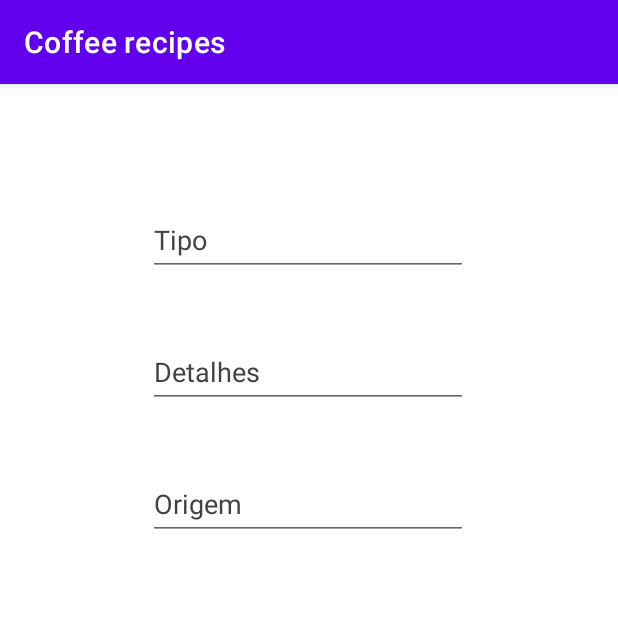
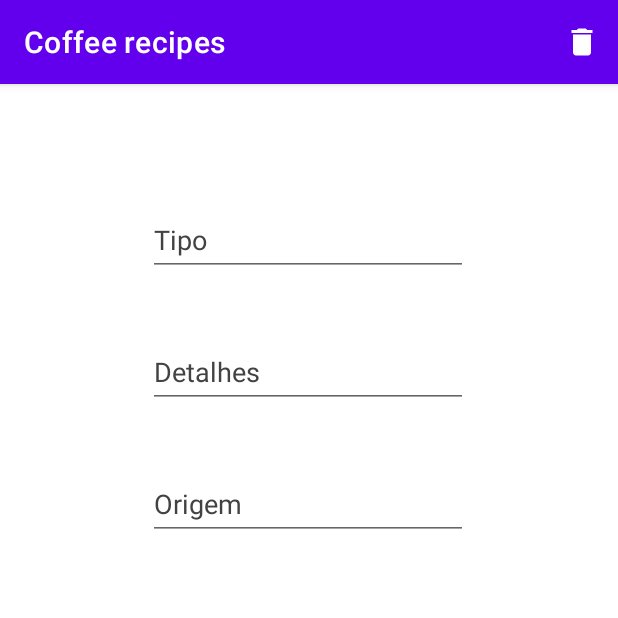
Before and after one commit to Enuch/Coffee_recipes, an Android app: the fragment UpdateFragment placed in its activity, on a phone screen of 412 x 824 dp, the top half of it. Run offline under Robolectric (Android 15) with nearby library versions, the phone set to English and light mode, and no system bars; our stand-ins replace Room's generated code, data binding, navigation-ui; 3 statements that could not run were skipped.

Commit message:
Delete - done

```diff
--- a/app/src/main/java/com/example/coffeerecipes/data/CoffeeDAO.kt
+++ b/app/src/main/java/com/example/coffeerecipes/data/CoffeeDAO.kt
@@ -13,6 +13,12 @@ interface CoffeeDAO {
     @Update
     suspend fun update(coffee: Coffee)
 
+    @Delete
+    suspend fun delete(coffee: Coffee)
+
+    @Query("DELETE FROM coffee")
+    suspend fun deleteAll()
+
     @Query("SELECT * FROM coffee ORDER BY id ASC")
     fun listAll(): LiveData<List<Coffee>>
 
--- a/app/src/main/java/com/example/coffeerecipes/fragments/list/HomeAdapter.kt
+++ b/app/src/main/java/com/example/coffeerecipes/fragments/list/HomeAdapter.kt
@@ -31,6 +31,7 @@ class HomeAdapter : RecyclerView.Adapter<HomeAdapter.MyViewHolder>() {
 
             findViewById<View>(R.id.itemLayout).setOnClickListener {
                 val bundle = bundleOf("id" to currentItem.id)
+                bundle.putString("type", currentItem.type)
                 findNavController().navigate(R.id.action_homeFragment_to_updateFragment, bundle)
             }
         }
--- /dev/null
+++ b/app/src/main/res/drawable/delete_icon.xml
@@ -0,0 +1,10 @@
+<vector xmlns:android="http://schemas.android.com/apk/res/android"
+    android:width="24dp"
+    android:height="24dp"
+    android:viewportWidth="24"
+    android:viewportHeight="24"
+    android:tint="?attr/colorControlNormal">
+  <path
+      android:fillColor="@android:color/white"
+      android:pathData="M6,19c0,1.1 0.9,2 2,2h8c1.1,0 2,-0.9 2,-2V7H6v12zM19,4h-3.5l-1,-1h-5l-1,1H5v2h14V4z"/>
+</vector>
--- /dev/null
+++ b/app/src/main/res/menu/delete_menu.xml
@@ -0,0 +1,11 @@
+<?xml version="1.0" encoding="utf-8"?>
+<menu xmlns:android="http://schemas.android.com/apk/res/android"
+    xmlns:app="http://schemas.android.com/apk/res-auto">
+
+    <item
+        android:id="@+id/menu_delete"
+        android:iconTint="@color/white"
+        android:title="Delete"
+        android:icon="@drawable/delete_icon"
+        app:showAsAction="ifRoom" />
+</menu>
```
Also changed, not shown: app/src/main/java/com/example/coffeerecipes/fragments/update/UpdateFragment.kt (+38 -9 lines), app/src/main/java/com/example/coffeerecipes/repository/CoffeeRepository.kt (+8 -0 lines), app/src/main/java/com/example/coffeerecipes/viewModel/CoffeeViewModel.kt (+12 -1 lines).
